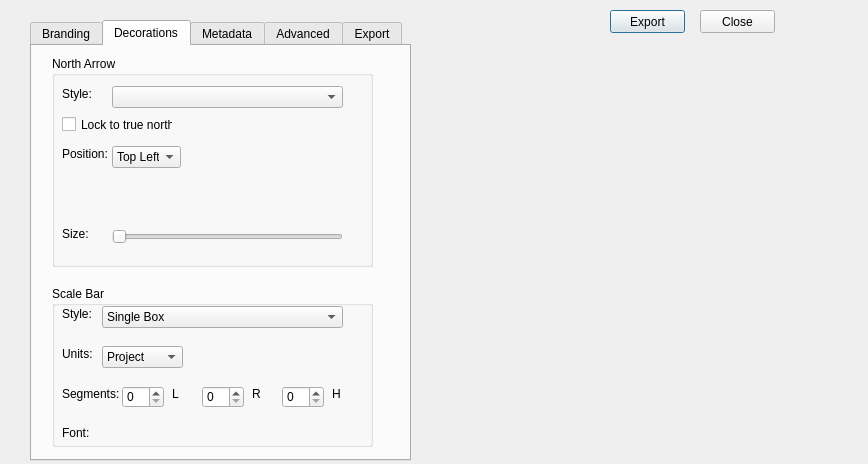
First picture: the form in plugins/map_branding/map_branding_dialog_base.ui, repository ms888ekb/plugin_factory, before the edit.
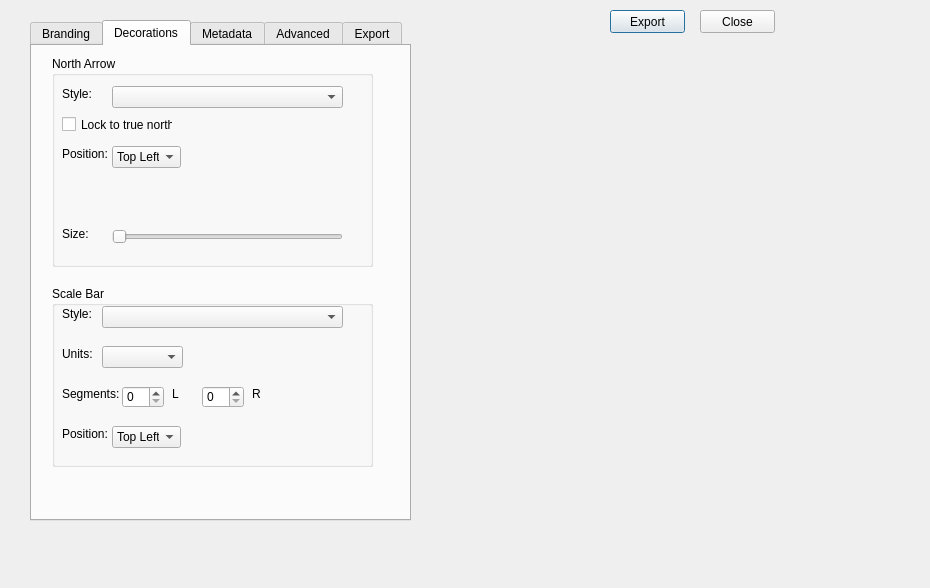
Second picture: the form after the edit.

Commit message: scale bar on the map

```diff
--- a/plugins/map_branding/map_branding_dialog_base.ui
+++ b/plugins/map_branding/map_branding_dialog_base.ui
@@ -6,8 +6,8 @@
    <rect>
     <x>0</x>
     <y>0</y>
-    <width>868</width>
-    <height>464</height>
+    <width>930</width>
+    <height>588</height>
    </rect>
   </property>
   <property name="windowTitle">
@@ -45,7 +45,7 @@
      <x>30</x>
      <y>20</y>
      <width>381</width>
-     <height>441</height>
+     <height>501</height>
     </rect>
    </property>
    <property name="currentIndex">
@@ -362,7 +362,7 @@
        <x>20</x>
        <y>240</y>
        <width>321</width>
-       <height>161</height>
+       <height>181</height>
       </rect>
      </property>
      <property name="title">
@@ -390,21 +390,6 @@
         <height>22</height>
        </rect>
       </property>
-      <item>
-       <property name="text">
-        <string>Single Box</string>
-       </property>
-      </item>
-      <item>
-       <property name="text">
-        <string>Double Box</string>
-       </property>
-      </item>
-      <item>
-       <property name="text">
-        <string>Line Ticks Middle</string>
-       </property>
-      </item>
      </widget>
      <widget class="QLabel" name="label_9">
       <property name="geometry">
@@ -428,31 +413,6 @@
         <height>22</height>
        </rect>
       </property>
-      <item>
-       <property name="text">
-        <string>Project</string>
-       </property>
-      </item>
-      <item>
-       <property name="text">
-        <string>m</string>
-       </property>
-      </item>
-      <item>
-       <property name="text">
-        <string>km</string>
-       </property>
-      </item>
-      <item>
-       <property name="text">
-        <string>ft</string>
-       </property>
-      </item>
-      <item>
-       <property name="text">
-        <string>mi</string>
-       </property>
-      </item>
      </widget>
      <widget class="QLabel" name="label_10">
       <property name="geometry">
@@ -467,20 +427,7 @@
        <string>Segments:</string>
       </property>
      </widget>
-     <widget class="QLabel" name="label_11">
-      <property name="geometry">
-       <rect>
-        <x>10</x>
-        <y>140</y>
-        <width>47</width>
-        <height>13</height>
-       </rect>
-      </property>
-      <property name="text">
-       <string>Font:</string>
-      </property>
-     </widget>
-     <widget class="QSpinBox" name="spinSegmentsLeft">
+     <widget class="QSpinBox" name="spinScaleSegmentsLeft">
       <property name="geometry">
        <rect>
         <x>70</x>
@@ -500,16 +447,6 @@
        </rect>
       </property>
      </widget>
-     <widget class="QSpinBox" name="spinScaleHeight">
-      <property name="geometry">
-       <rect>
-        <x>230</x>
-        <y>100</y>
-        <width>42</width>
-        <height>22</height>
-       </rect>
-      </property>
-     </widget>
      <widget class="QLabel" name="label_12">
       <property name="geometry">
        <rect>
@@ -539,16 +476,46 @@
      <widget class="QLabel" name="label_14">
       <property name="geometry">
        <rect>
-        <x>280</x>
-        <y>100</y>
-        <width>16</width>
+        <x>10</x>
+        <y>140</y>
+        <width>71</width>
         <height>16</height>
        </rect>
       </property>
       <property name="text">
-       <string>H</string>
+       <string>Position:</string>
       </property>
      </widget>
+     <widget class="QComboBox" name="comboScaleBarPosition">
+      <property name="geometry">
+       <rect>
+        <x>60</x>
+        <y>140</y>
+        <width>69</width>
+        <height>22</height>
+       </rect>
+      </property>
+      <item>
+       <property name="text">
+        <string>Top Left</string>
+       </property>
+      </item>
+      <item>
+       <property name="text">
+        <string>Top Right</string>
+       </property>
+      </item>
+      <item>
+       <property name="text">
+        <string>Bottom Left</string>
+       </property>
+      </item>
+      <item>
+       <property name="text">
+        <string>Bottom Right</string>
+       </property>
+      </item>
+     </widget>
     </widget>
    </widget>
    <widget class="QWidget" name="tabMetadata">
@@ -741,8 +708,8 @@
     <rect>
      <x>430</x>
      <y>40</y>
-     <width>351</width>
-     <height>351</height>
+     <width>481</width>
+     <height>481</height>
     </rect>
    </property>
   </widget>
```
Left out of the diff: 6 changed lines with no effect on the pictures. The commit also changes 1 other file.
